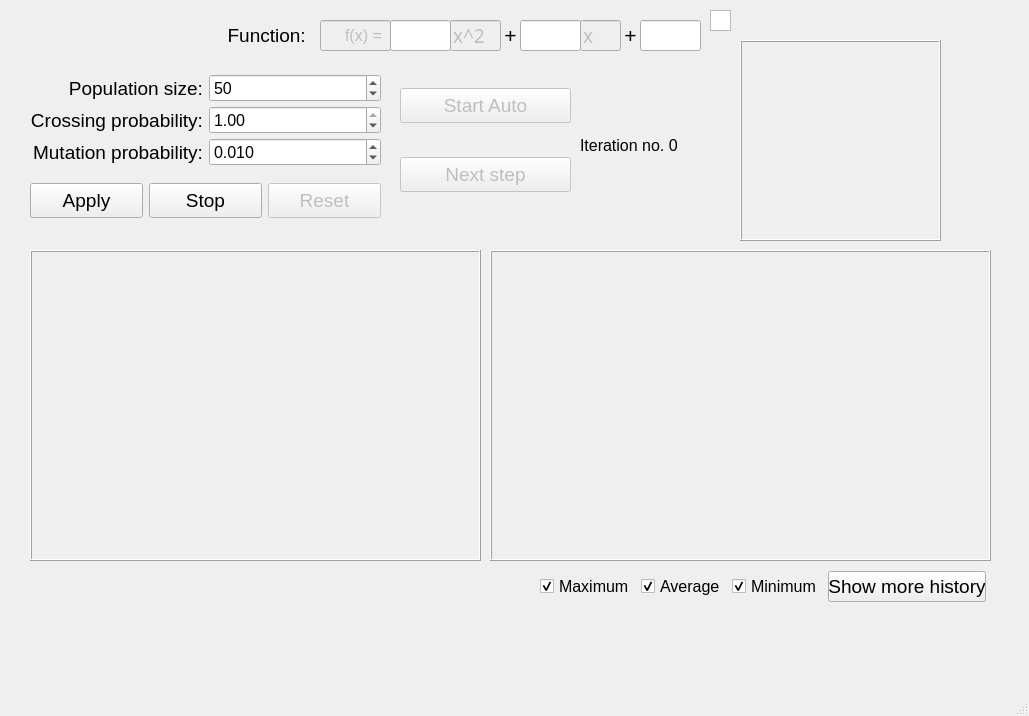
The window that Window.ui (de-nuke/SimpleGeneticAlgorithm) describes before a commit, drawn with Qt 5.
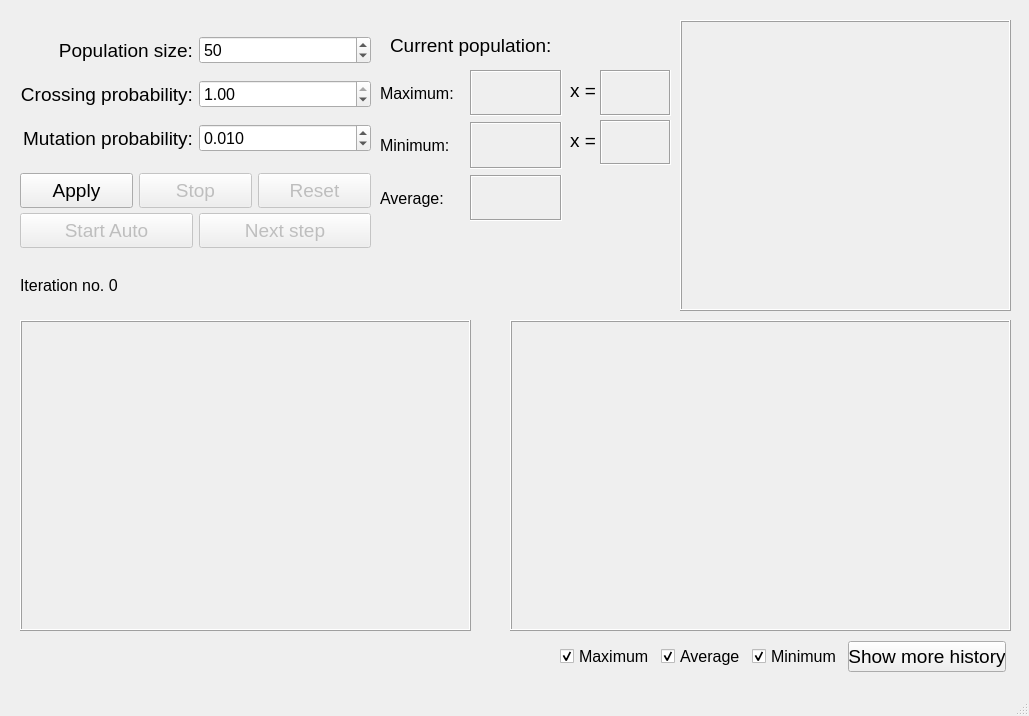
The same window after the commit.

Commit message: Almost working. Added pie chart, changed layout, added info

```diff
--- a/Window.ui
+++ b/Window.ui
@@ -14,232 +14,16 @@
    <string>MainWindow</string>
   </property>
   <widget class="QWidget" name="centralwidget">
-   <widget class="QLabel" name="function_label">
-    <property name="geometry">
-     <rect>
-      <x>200</x>
-      <y>20</y>
-      <width>111</width>
-      <height>31</height>
-     </rect>
-    </property>
-    <property name="font">
-     <font>
-      <pointsize>14</pointsize>
-     </font>
-    </property>
-    <property name="text">
-     <string>Function: </string>
-    </property>
-    <property name="alignment">
-     <set>Qt::AlignRight|Qt::AlignTrailing|Qt::AlignVCenter</set>
-    </property>
-   </widget>
-   <widget class="QLineEdit" name="a2_input">
-    <property name="geometry">
-     <rect>
-      <x>390</x>
-      <y>20</y>
-      <width>61</width>
-      <height>31</height>
-     </rect>
-    </property>
-    <property name="font">
-     <font>
-      <family>Meiryo</family>
-      <pointsize>14</pointsize>
-      <weight>50</weight>
-      <bold>false</bold>
-     </font>
-    </property>
-    <property name="text">
-     <string/>
-    </property>
-   </widget>
-   <widget class="QLineEdit" name="function_name_edit">
-    <property name="enabled">
-     <bool>false</bool>
-    </property>
-    <property name="geometry">
-     <rect>
-      <x>320</x>
-      <y>20</y>
-      <width>71</width>
-      <height>31</height>
-     </rect>
-    </property>
-    <property name="font">
-     <font>
-      <pointsize>12</pointsize>
-     </font>
-    </property>
-    <property name="text">
-     <string>f(x) = </string>
-    </property>
-    <property name="alignment">
-     <set>Qt::AlignRight|Qt::AlignTrailing|Qt::AlignVCenter</set>
-    </property>
-    <property name="clearButtonEnabled" stdset="0">
-     <bool>false</bool>
-    </property>
-   </widget>
-   <widget class="QWidget" name="gridLayoutWidget">
-    <property name="geometry">
-     <rect>
-      <x>30</x>
-      <y>70</y>
-      <width>351</width>
-      <height>101</height>
-     </rect>
-    </property>
-    <layout class="QGridLayout" name="gridLayout">
-     <property name="sizeConstraint">
-      <enum>QLayout::SetDefaultConstraint</enum>
-     </property>
-     <property name="verticalSpacing">
-      <number>0</number>
-     </property>
-     <item row="0" column="0">
-      <widget class="QLabel" name="population_label">
-       <property name="font">
-        <font>
-         <pointsize>14</pointsize>
-        </font>
-       </property>
-       <property name="text">
-        <string>Population size:</string>
-       </property>
-       <property name="alignment">
-        <set>Qt::AlignRight|Qt::AlignTrailing|Qt::AlignVCenter</set>
-       </property>
-      </widget>
-     </item>
-     <item row="2" column="0">
-      <widget class="QLabel" name="population_label_3">
-       <property name="font">
-        <font>
-         <pointsize>14</pointsize>
-        </font>
-       </property>
-       <property name="text">
-        <string>Mutation probability:</string>
-       </property>
-       <property name="alignment">
-        <set>Qt::AlignRight|Qt::AlignTrailing|Qt::AlignVCenter</set>
-       </property>
-      </widget>
-     </item>
-     <item row="1" column="0">
-      <widget class="QLabel" name="population_label_2">
-       <property name="font">
-        <font>
-         <pointsize>14</pointsize>
-        </font>
-       </property>
-       <property name="text">
-        <string>Crossing probability:</string>
-       </property>
-       <property name="alignment">
-        <set>Qt::AlignRight|Qt::AlignTrailing|Qt::AlignVCenter</set>
-       </property>
-      </widget>
-     </item>
-     <item row="0" column="1">
-      <widget class="QSpinBox" name="pop_size">
-       <property name="font">
-        <font>
-         <pointsize>12</pointsize>
-        </font>
-       </property>
-       <property name="accelerated">
-        <bool>true</bool>
-       </property>
-       <property name="maximum">
-        <number>1000</number>
-       </property>
-       <property name="value">
-        <number>50</number>
-       </property>
-      </widget>
-     </item>
-     <item row="1" column="1">
-      <widget class="QDoubleSpinBox" name="cross_prob">
-       <property name="font">
-        <font>
-         <pointsize>12</pointsize>
-        </font>
-       </property>
-       <property name="accelerated">
-        <bool>true</bool>
-       </property>
-       <property name="maximum">
-        <double>1.000000000000000</double>
-       </property>
-       <property name="singleStep">
-        <double>0.010000000000000</double>
-       </property>
-       <property name="value">
-        <double>1.000000000000000</double>
-       </property>
-      </widget>
-     </item>
-     <item row="2" column="1">
-      <widget class="QDoubleSpinBox" name="mutate_prob">
-       <property name="font">
-        <font>
-         <pointsize>12</pointsize>
-        </font>
-       </property>
-       <property name="accelerated">
-        <bool>true</bool>
-       </property>
-       <property name="decimals">
-        <number>3</number>
-       </property>
-       <property name="maximum">
-        <double>1.000000000000000</double>
-       </property>
-       <property name="singleStep">
-        <double>0.001000000000000</double>
-       </property>
-       <property name="value">
-        <double>0.010000000000000</double>
-       </property>
-      </widget>
-     </item>
-    </layout>
-   </widget>
    <widget class="QWidget" name="gridLayoutWidget_2">
     <property name="geometry">
      <rect>
-      <x>400</x>
-      <y>60</y>
-      <width>171</width>
-      <height>161</height>
+      <x>20</x>
+      <y>210</y>
+      <width>351</width>
+      <height>41</height>
      </rect>
     </property>
     <layout class="QGridLayout" name="gridLayout_2">
-     <item row="1" column="0">
-      <widget class="QPushButton" name="next_step_btn">
-       <property name="enabled">
-        <bool>false</bool>
-       </property>
-       <property name="font">
-        <font>
-         <pointsize>14</pointsize>
-        </font>
-       </property>
-       <property name="cursor">
-        <cursorShape>PointingHandCursor</cursorShape>
-       </property>
-       <property name="styleSheet">
-        <string notr="true">padding:5px;</string>
-       </property>
-       <property name="text">
-        <string>Next step</string>
-       </property>
-      </widget>
-     </item>
      <item row="0" column="0">
       <widget class="QPushButton" name="start_auto_btn">
        <property name="enabled">
@@ -261,23 +45,34 @@
        </property>
       </widget>
      </item>
+     <item row="0" column="1">
+      <widget class="QPushButton" name="next_step_btn">
+       <property name="enabled">
+        <bool>false</bool>
+       </property>
+       <property name="font">
+        <font>
+         <pointsize>14</pointsize>
+        </font>
+       </property>
+       <property name="cursor">
+        <cursorShape>PointingHandCursor</cursorShape>
+       </property>
+       <property name="styleSheet">
+        <string notr="true">padding:5px;</string>
+       </property>
+       <property name="text">
+        <string>Next step</string>
+       </property>
+      </widget>
+     </item>
     </layout>
    </widget>
-   <widget class="QGraphicsView" name="canvas">
-    <property name="geometry">
-     <rect>
-      <x>710</x>
-      <y>10</y>
-      <width>21</width>
-      <height>21</height>
-     </rect>
-    </property>
-   </widget>
    <widget class="QFrame" name="frame">
     <property name="geometry">
      <rect>
-      <x>30</x>
-      <y>250</y>
+      <x>20</x>
+      <y>320</y>
       <width>451</width>
       <height>311</height>
      </rect>
@@ -292,8 +87,8 @@
    <widget class="QFrame" name="frame_2">
     <property name="geometry">
      <rect>
-      <x>490</x>
-      <y>250</y>
+      <x>510</x>
+      <y>320</y>
       <width>501</width>
       <height>311</height>
      </rect>
@@ -305,146 +100,11 @@
      <enum>QFrame::Raised</enum>
     </property>
    </widget>
-   <widget class="QLineEdit" name="lineEdit_2">
-    <property name="enabled">
-     <bool>false</bool>
-    </property>
-    <property name="geometry">
-     <rect>
-      <x>450</x>
-      <y>20</y>
-      <width>51</width>
-      <height>31</height>
-     </rect>
-    </property>
-    <property name="font">
-     <font>
-      <family>Meiryo</family>
-      <pointsize>14</pointsize>
-      <weight>50</weight>
-      <bold>false</bold>
-     </font>
-    </property>
-    <property name="cursor">
-     <cursorShape>IBeamCursor</cursorShape>
-    </property>
-    <property name="text">
-     <string>x^2</string>
-    </property>
-   </widget>
-   <widget class="QLineEdit" name="a1_input">
-    <property name="geometry">
-     <rect>
-      <x>520</x>
-      <y>20</y>
-      <width>61</width>
-      <height>31</height>
-     </rect>
-    </property>
-    <property name="font">
-     <font>
-      <family>Meiryo</family>
-      <pointsize>14</pointsize>
-      <weight>50</weight>
-      <bold>false</bold>
-     </font>
-    </property>
-    <property name="text">
-     <string/>
-    </property>
-   </widget>
-   <widget class="QLineEdit" name="lineEdit_4">
-    <property name="enabled">
-     <bool>false</bool>
-    </property>
-    <property name="geometry">
-     <rect>
-      <x>580</x>
-      <y>20</y>
-      <width>41</width>
-      <height>31</height>
-     </rect>
-    </property>
-    <property name="font">
-     <font>
-      <family>Meiryo</family>
-      <pointsize>14</pointsize>
-      <weight>50</weight>
-      <bold>false</bold>
-     </font>
-    </property>
-    <property name="text">
-     <string>x</string>
-    </property>
-   </widget>
-   <widget class="QLineEdit" name="a0_input">
-    <property name="geometry">
-     <rect>
-      <x>640</x>
-      <y>20</y>
-      <width>61</width>
-      <height>31</height>
-     </rect>
-    </property>
-    <property name="font">
-     <font>
-      <family>Meiryo</family>
-      <pointsize>14</pointsize>
-      <weight>50</weight>
-      <bold>false</bold>
-     </font>
-    </property>
-    <property name="text">
-     <string/>
-    </property>
-   </widget>
-   <widget class="QLabel" name="label">
-    <property name="geometry">
-     <rect>
-      <x>500</x>
-      <y>20</y>
-      <width>21</width>
-      <height>31</height>
-     </rect>
-    </property>
-    <property name="font">
-     <font>
-      <pointsize>16</pointsize>
-     </font>
-    </property>
-    <property name="text">
-     <string>+</string>
-    </property>
-    <property name="alignment">
-     <set>Qt::AlignCenter</set>
-    </property>
-   </widget>
-   <widget class="QLabel" name="label_2">
-    <property name="geometry">
-     <rect>
-      <x>620</x>
-      <y>20</y>
-      <width>21</width>
-      <height>31</height>
-     </rect>
-    </property>
-    <property name="font">
-     <font>
-      <pointsize>16</pointsize>
-     </font>
-    </property>
-    <property name="text">
-     <string>+</string>
-    </property>
-    <property name="alignment">
-     <set>Qt::AlignCenter</set>
-    </property>
-   </widget>
    <widget class="QWidget" name="horizontalLayoutWidget">
     <property name="geometry">
      <rect>
-      <x>30</x>
-      <y>180</y>
+      <x>20</x>
+      <y>170</y>
       <width>351</width>
       <height>41</height>
      </rect>
@@ -470,6 +130,9 @@
      </item>
      <item>
       <widget class="QPushButton" name="clear_btn">
+       <property name="enabled">
+        <bool>false</bool>
+       </property>
        <property name="font">
         <font>
          <pointsize>14</pointsize>
@@ -506,10 +169,10 @@
    <widget class="QLabel" name="log_label">
     <property name="geometry">
      <rect>
-      <x>580</x>
-      <y>70</y>
-      <width>171</width>
-      <height>151</height>
+      <x>20</x>
+      <y>270</y>
+      <width>151</width>
+      <height>31</height>
      </rect>
     </property>
     <property name="font">
@@ -527,8 +190,8 @@
    <widget class="QWidget" name="horizontalLayoutWidget_2">
     <property name="geometry">
      <rect>
-      <x>540</x>
-      <y>570</y>
+      <x>560</x>
+      <y>640</y>
       <width>446</width>
       <height>33</height>
      </rect>
@@ -596,10 +259,10 @@
    <widget class="QFrame" name="frame_3">
     <property name="geometry">
      <rect>
-      <x>740</x>
-      <y>40</y>
-      <width>201</width>
-      <height>201</height>
+      <x>680</x>
+      <y>20</y>
+      <width>331</width>
+      <height>291</height>
      </rect>
     </property>
     <property name="styleSheet">
@@ -612,6 +275,421 @@
      <enum>QFrame::Raised</enum>
     </property>
    </widget>
+   <widget class="QWidget" name="gridLayoutWidget">
+    <property name="geometry">
+     <rect>
+      <x>20</x>
+      <y>20</y>
+      <width>351</width>
+      <height>149</height>
+     </rect>
+    </property>
+    <layout class="QGridLayout" name="gridLayout">
+     <property name="sizeConstraint">
+      <enum>QLayout::SetDefaultConstraint</enum>
+     </property>
+     <property name="verticalSpacing">
+      <number>0</number>
+     </property>
+     <item row="2" column="0">
+      <widget class="QLabel" name="population_label_3">
+       <property name="font">
+        <font>
+         <pointsize>14</pointsize>
+        </font>
+       </property>
+       <property name="text">
+        <string>Mutation probability:</string>
+       </property>
+       <property name="alignment">
+        <set>Qt::AlignRight|Qt::AlignTrailing|Qt::AlignVCenter</set>
+       </property>
+      </widget>
+     </item>
+     <item row="1" column="0">
+      <widget class="QLabel" name="population_label_2">
+       <property name="font">
+        <font>
+         <pointsize>14</pointsize>
+        </font>
+       </property>
+       <property name="text">
+        <string>Crossing probability:</string>
+       </property>
+       <property name="alignment">
+        <set>Qt::AlignRight|Qt::AlignTrailing|Qt::AlignVCenter</set>
+       </property>
+      </widget>
+     </item>
+     <item row="0" column="1">
+      <widget class="QSpinBox" name="pop_size">
+       <property name="font">
+        <font>
+         <pointsize>12</pointsize>
+        </font>
+       </property>
+       <property name="accelerated">
+        <bool>true</bool>
+       </property>
+       <property name="maximum">
+        <number>1000</number>
+       </property>
+       <property name="value">
+        <number>50</number>
+       </property>
+      </widget>
+     </item>
+     <item row="1" column="1">
+      <widget class="QDoubleSpinBox" name="cross_prob">
+       <property name="font">
+        <font>
+         <pointsize>12</pointsize>
+        </font>
+       </property>
+       <property name="accelerated">
+        <bool>true</bool>
+       </property>
+       <property name="maximum">
+        <double>1.000000000000000</double>
+       </property>
+       <property name="singleStep">
+        <double>0.010000000000000</double>
+       </property>
+       <property name="value">
+        <double>1.000000000000000</double>
+       </property>
+      </widget>
+     </item>
+     <item row="2" column="1">
+      <widget class="QDoubleSpinBox" name="mutate_prob">
+       <property name="font">
+        <font>
+         <pointsize>12</pointsize>
+        </font>
+       </property>
+       <property name="accelerated">
+        <bool>true</bool>
+       </property>
+       <property name="decimals">
+        <number>3</number>
+       </property>
+       <property name="maximum">
+        <double>1.000000000000000</double>
+       </property>
+       <property name="singleStep">
+        <double>0.001000000000000</double>
+       </property>
+       <property name="value">
+        <double>0.010000000000000</double>
+       </property>
+      </widget>
+     </item>
+     <item row="0" column="0">
+      <widget class="QLabel" name="population_label">
+       <property name="font">
+        <font>
+         <pointsize>14</pointsize>
+        </font>
+       </property>
+       <property name="text">
+        <string>Population size:</string>
+       </property>
+       <property name="alignment">
+        <set>Qt::AlignRight|Qt::AlignTrailing|Qt::AlignVCenter</set>
+       </property>
+      </widget>
+     </item>
+    </layout>
+   </widget>
+   <widget class="QLabel" name="label">
+    <property name="geometry">
+     <rect>
+      <x>390</x>
+      <y>30</y>
+      <width>161</width>
+      <height>31</height>
+     </rect>
+    </property>
+    <property name="font">
+     <font>
+      <pointsize>14</pointsize>
+     </font>
+    </property>
+    <property name="text">
+     <string>Current population:</string>
+    </property>
+   </widget>
+   <widget class="QWidget" name="verticalLayoutWidget">
+    <property name="geometry">
+     <rect>
+      <x>470</x>
+      <y>70</y>
+      <width>92</width>
+      <height>151</height>
+     </rect>
+    </property>
+    <layout class="QVBoxLayout" name="verticalLayout">
+     <item>
+      <widget class="QLabel" name="current_max">
+       <property name="font">
+        <font>
+         <pointsize>12</pointsize>
+        </font>
+       </property>
+       <property name="styleSheet">
+        <string notr="true">color: green;</string>
+       </property>
+       <property name="frameShape">
+        <enum>QFrame::Box</enum>
+       </property>
+       <property name="frameShadow">
+        <enum>QFrame::Sunken</enum>
+       </property>
+       <property name="text">
+        <string/>
+       </property>
+       <property name="textFormat">
+        <enum>Qt::AutoText</enum>
+       </property>
+       <property name="alignment">
+        <set>Qt::AlignCenter</set>
+       </property>
+      </widget>
+     </item>
+     <item>
+      <widget class="QLabel" name="current_min">
+       <property name="font">
+        <font>
+         <pointsize>12</pointsize>
+        </font>
+       </property>
+       <property name="styleSheet">
+        <string notr="true">color: red;</string>
+       </property>
+       <property name="frameShape">
+        <enum>QFrame::Box</enum>
+       </property>
+       <property name="frameShadow">
+        <enum>QFrame::Sunken</enum>
+       </property>
+       <property name="text">
+        <string/>
+       </property>
+       <property name="textFormat">
+        <enum>Qt::AutoText</enum>
+       </property>
+       <property name="alignment">
+        <set>Qt::AlignCenter</set>
+       </property>
+      </widget>
+     </item>
+     <item>
+      <widget class="QLabel" name="current_avg">
+       <property name="font">
+        <font>
+         <pointsize>12</pointsize>
+        </font>
+       </property>
+       <property name="styleSheet">
+        <string notr="true">color: blue;</string>
+       </property>
+       <property name="frameShape">
+        <enum>QFrame::Box</enum>
+       </property>
+       <property name="frameShadow">
+        <enum>QFrame::Sunken</enum>
+       </property>
+       <property name="lineWidth">
+        <number>1</number>
+       </property>
+       <property name="text">
+        <string/>
+       </property>
+       <property name="textFormat">
+        <enum>Qt::AutoText</enum>
+       </property>
+       <property name="alignment">
+        <set>Qt::AlignCenter</set>
+       </property>
+      </widget>
+     </item>
+    </layout>
+   </widget>
+   <widget class="QWidget" name="verticalLayoutWidget_3">
+    <property name="geometry">
+     <rect>
+      <x>380</x>
+      <y>70</y>
+      <width>92</width>
+      <height>151</height>
+     </rect>
+    </property>
+    <layout class="QVBoxLayout" name="verticalLayout_3">
+     <item>
+      <widget class="QLabel" name="current_max_2">
+       <property name="font">
+        <font>
+         <pointsize>12</pointsize>
+        </font>
+       </property>
+       <property name="text">
+        <string>Maximum:</string>
+       </property>
+       <property name="alignment">
+        <set>Qt::AlignLeading|Qt::AlignLeft|Qt::AlignVCenter</set>
+       </property>
+      </widget>
+     </item>
+     <item>
+      <widget class="QLabel" name="current_min_2">
+       <property name="font">
+        <font>
+         <pointsize>12</pointsize>
+        </font>
+       </property>
+       <property name="text">
+        <string>Minimum: </string>
+       </property>
+       <property name="alignment">
+        <set>Qt::AlignLeading|Qt::AlignLeft|Qt::AlignVCenter</set>
+       </property>
+      </widget>
+     </item>
+     <item>
+      <widget class="QLabel" name="current_avg_2">
+       <property name="font">
+        <font>
+         <pointsize>12</pointsize>
+        </font>
+       </property>
+       <property name="text">
+        <string>Average:  </string>
+       </property>
+       <property name="alignment">
+        <set>Qt::AlignLeading|Qt::AlignLeft|Qt::AlignVCenter</set>
+       </property>
+      </widget>
+     </item>
+    </layout>
+   </widget>
+   <widget class="QLabel" name="current_max_for_2">
+    <property name="geometry">
+     <rect>
+      <x>570</x>
+      <y>70</y>
+      <width>31</width>
+      <height>41</height>
+     </rect>
+    </property>
+    <property name="font">
+     <font>
+      <pointsize>14</pointsize>
+     </font>
+    </property>
+    <property name="text">
+     <string>x = </string>
+    </property>
+   </widget>
+   <widget class="QLabel" name="current_min_for_2">
+    <property name="geometry">
+     <rect>
+      <x>570</x>
+      <y>120</y>
+      <width>31</width>
+      <height>41</height>
+     </rect>
+    </property>
+    <property name="font">
+     <font>
+      <pointsize>14</pointsize>
+     </font>
+    </property>
+    <property name="text">
+     <string>x = </string>
+    </property>
+   </widget>
+   <widget class="QLabel" name="current_max_for">
+    <property name="geometry">
+     <rect>
+      <x>600</x>
+      <y>70</y>
+      <width>71</width>
+      <height>46</height>
+     </rect>
+    </property>
+    <property name="font">
+     <font>
+      <pointsize>12</pointsize>
+     </font>
+    </property>
+    <property name="styleSheet">
+     <string notr="true">color: orange;</string>
+    </property>
+    <property name="frameShape">
+     <enum>QFrame::Box</enum>
+    </property>
+    <property name="frameShadow">
+     <enum>QFrame::Sunken</enum>
+    </property>
+    <property name="text">
+     <string/>
+    </property>
+    <property name="textFormat">
+     <enum>Qt::AutoText</enum>
+    </property>
+    <property name="alignment">
+     <set>Qt::AlignCenter</set>
+    </property>
+   </widget>
+   <widget class="QLabel" name="current_min_for">
+    <property name="geometry">
+     <rect>
+      <x>600</x>
+      <y>120</y>
+      <width>71</width>
+      <height>45</height>
+     </rect>
+    </property>
+    <property name="font">
+     <font>
+      <pointsize>12</pointsize>
+     </font>
+    </property>
+    <property name="styleSheet">
+     <string notr="true">color: orange;</string>
+    </property>
+    <property name="frameShape">
+     <enum>QFrame::Box</enum>
+    </property>
+    <property name="frameShadow">
+     <enum>QFrame::Sunken</enum>
+    </property>
+    <property name="text">
+     <string/>
+    </property>
+    <property name="textFormat">
+     <enum>Qt::AutoText</enum>
+    </property>
+    <property name="alignment">
+     <set>Qt::AlignCenter</set>
+    </property>
+   </widget>
+   <zorder>gridLayoutWidget_2</zorder>
+   <zorder>frame</zorder>
+   <zorder>frame_2</zorder>
+   <zorder>horizontalLayoutWidget</zorder>
+   <zorder>log_label</zorder>
+   <zorder>horizontalLayoutWidget_2</zorder>
+   <zorder>frame_3</zorder>
+   <zorder>gridLayoutWidget</zorder>
+   <zorder>label</zorder>
+   <zorder>verticalLayoutWidget</zorder>
+   <zorder>verticalLayoutWidget_3</zorder>
+   <zorder>current_max_for_2</zorder>
+   <zorder>current_min_for_2</zorder>
+   <zorder>current_max_for</zorder>
+   <zorder>current_min_for</zorder>
+   <zorder>current_min</zorder>
   </widget>
   <widget class="QMenuBar" name="menubar">
    <property name="geometry">
```
Left out of the diff: 7 changed lines with no effect on the pictures. The commit also changes 6 other files.
